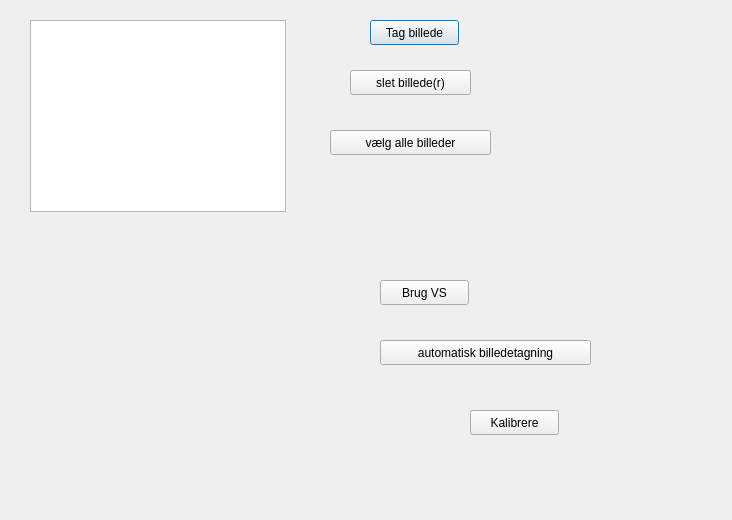
The window that Qt/KameraKalibrering/nykalibrering.ui (fjederholdt/Afgangsprojekt) describes before a commit, drawn with Qt 5.
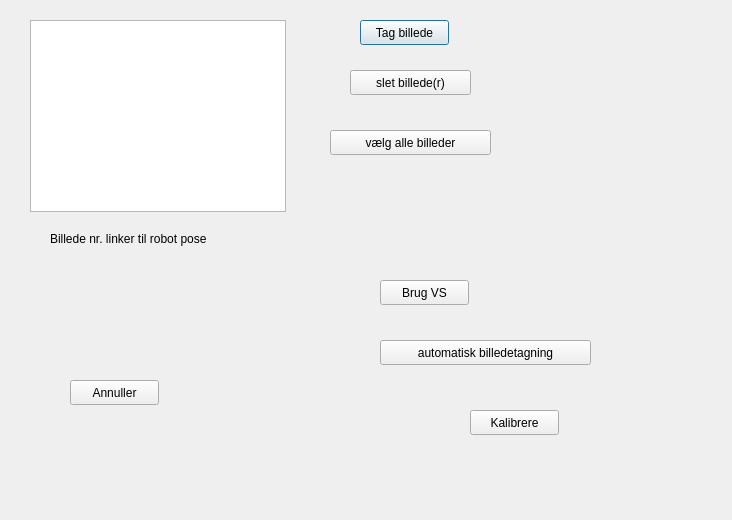
The same window after the commit.

Patch:
```diff
--- a/Qt/KameraKalibrering/nykalibrering.ui
+++ b/Qt/KameraKalibrering/nykalibrering.ui
@@ -16,7 +16,7 @@
   <widget class="QPushButton" name="tag_billede">
    <property name="geometry">
     <rect>
-     <x>370</x>
+     <x>360</x>
      <y>20</y>
      <width>89</width>
      <height>25</height>
@@ -101,6 +101,32 @@
     </rect>
    </property>
   </widget>
+  <widget class="QLabel" name="label">
+   <property name="geometry">
+    <rect>
+     <x>50</x>
+     <y>230</y>
+     <width>221</width>
+     <height>17</height>
+    </rect>
+   </property>
+   <property name="text">
+    <string>Billede nr. linker til robot pose</string>
+   </property>
+  </widget>
+  <widget class="QPushButton" name="annuller">
+   <property name="geometry">
+    <rect>
+     <x>70</x>
+     <y>380</y>
+     <width>89</width>
+     <height>25</height>
+    </rect>
+   </property>
+   <property name="text">
+    <string>Annuller</string>
+   </property>
+  </widget>
  </widget>
  <resources/>
  <connections/>
```
Left out of the diff: 2 changed lines with no effect on the pictures.
